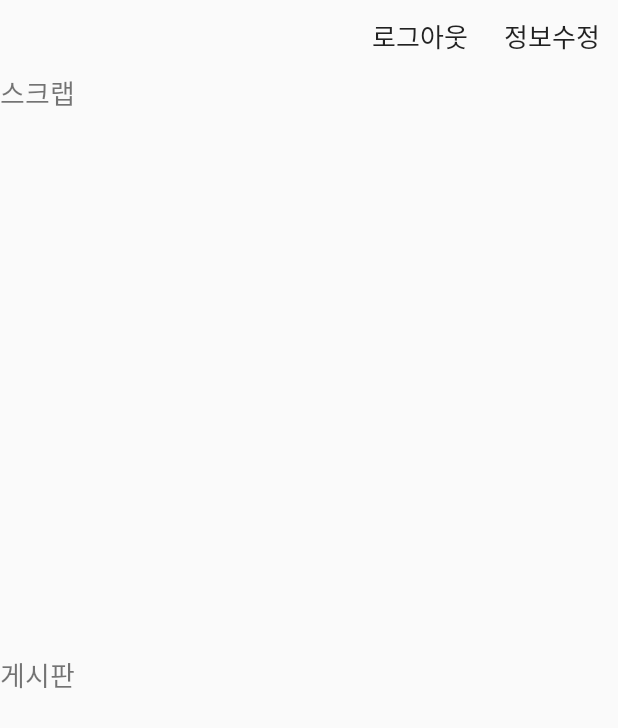
After one commit to Algamja/TT, an Android app: the MypageActivity screen opened directly, with no data from a screen before it, on a phone screen of 412 x 824 dp. The commit adds this screen. Shown: the top 728 px of the screen. Run offline under Robolectric (Android 15) with nearby library versions, the phone set to English and light mode, and no system bars.

Commit message:
마이페이지 대충이랑 버튼 나랑 싸운거 화해함

```diff
--- a/app/src/main/AndroidManifest.xml
+++ b/app/src/main/AndroidManifest.xml
@@ -22,6 +22,7 @@
         <activity android:name=".WelcomeActivity"/>
         <activity android:name=".LoginActivity"/>
         <activity android:name=".FindIdPwActivity"/>
+        <activity android:name=".MypageActivity"/>
     </application>
 
 </manifest>
--- a/app/src/main/java/com/example/jmkim/nomad/MainActivity.java
+++ b/app/src/main/java/com/example/jmkim/nomad/MainActivity.java
@@ -27,28 +27,29 @@ public class MainActivity extends AppCompatActivity {
 
     TabHost tabHost;
     LocalActivityManager mLocalActivityManager;
-    Button btn_sign, btn_login, btn_logout;
+    Button btn_sign, btn_login, btn_logout, btn_mypage;
 
     @Override
     protected void onCreate(Bundle savedInstanceState) {
         super.onCreate(savedInstanceState);
         setContentView(R.layout.activity_main);
 
-        ViewPager pager=(ViewPager)findViewById(R.id.main_vp);
+        ViewPager pager = (ViewPager) findViewById(R.id.main_vp);
         FragmentManager fm = getSupportFragmentManager();
         FragmentPageAdapter pageAdapter = new FragmentPageAdapter(fm);
         pager.setAdapter(pageAdapter); //스와이프 부분 끝
 
         initTabs(savedInstanceState);
 
-        btn_sign=(Button)findViewById(R.id.main_btn_sign);
-        btn_login=(Button)findViewById(R.id.main_btn_login);
-        btn_logout=(Button)findViewById(R.id.main_btn_logout); //main 로그인, 회원가입 버튼
+        btn_sign = (Button) findViewById(R.id.main_btn_sign);
+        btn_login = (Button) findViewById(R.id.main_btn_login);
+        btn_logout = (Button) findViewById(R.id.main_btn_logout); //main 로그인, 회원가입 버튼
+        btn_mypage = (Button) findViewById(R.id.main_btn_mypage);
 
         btn_sign.setOnClickListener(new View.OnClickListener() {
             @Override
             public void onClick(View view) {
-                Intent intent = new Intent(getApplicationContext(),SigninActivity.class);
+                Intent intent = new Intent(getApplicationContext(), SigninActivity.class);
                 startActivity(intent);
             }
         }); //sign버튼 눌렸을 때 intent
@@ -56,8 +57,8 @@ public class MainActivity extends AppCompatActivity {
         btn_login.setOnClickListener(new View.OnClickListener() {
             @Override
             public void onClick(View view) {
-                Intent intent = new Intent(getApplicationContext(),LoginActivity.class);
-                startActivityForResult(intent,0);
+                Intent intent = new Intent(getApplicationContext(), LoginActivity.class);
+                startActivityForResult(intent, 0);
             }
         }); //login버튼 눌렸을 때 intent
 
@@ -66,6 +67,14 @@ public class MainActivity extends AppCompatActivity {
             public void onClick(View view) {
                 btn_logout.setVisibility(View.GONE);
                 btn_login.setVisibility(View.VISIBLE);
+            }
+        });
+
+        btn_mypage.setOnClickListener(new View.OnClickListener() {
+            @Override
+            public void onClick(View v) {
+                Intent intent = new Intent(getApplicationContext(), MypageActivity.class);
+                startActivity(intent);
             }
         });
 
@@ -83,23 +92,23 @@ public class MainActivity extends AppCompatActivity {
         super.onPause();
     }
 
-    private void initTabs(Bundle savedInstanceState){ //Tab사용하기 위함
-        Resources res=getResources();
-        tabHost=(TabHost)findViewById(android.R.id.tabhost);
-        mLocalActivityManager=new LocalActivityManager(this,false);
+    private void initTabs(Bundle savedInstanceState) { //Tab사용하기 위함
+        Resources res = getResources();
+        tabHost = (TabHost) findViewById(android.R.id.tabhost);
+        mLocalActivityManager = new LocalActivityManager(this, false);
         mLocalActivityManager.dispatchCreate(savedInstanceState);
         tabHost.setup(mLocalActivityManager);
 
         TabHost.TabSpec spec;
-        spec=tabHost.newTabSpec("Join").setIndicator("파티")
+        spec = tabHost.newTabSpec("Join").setIndicator("파티")
                 .setContent(R.id.main_tab_join);
         tabHost.addTab(spec);
 
-        spec=tabHost.newTabSpec("Review").setIndicator("후기")
+        spec = tabHost.newTabSpec("Review").setIndicator("후기")
                 .setContent(R.id.main_tab_review);
         tabHost.addTab(spec);
 
-        spec=tabHost.newTabSpec("Free").setIndicator("자유")
+        spec = tabHost.newTabSpec("Free").setIndicator("자유")
                 .setContent(R.id.main_tab_free);
         tabHost.addTab(spec);
 
@@ -108,11 +117,13 @@ public class MainActivity extends AppCompatActivity {
 
     @Override
     protected void onActivityResult(int requestCode, int resultCode, Intent data) {
-        if(resultCode==RESULT_OK){
-            int Log_val=data.getIntExtra("LOG",0);
-            if(Log_val==1){
+        if (resultCode == RESULT_OK) {
+            int Log_val = data.getIntExtra("LOG", 0);
+            if (Log_val == 1) {
                 btn_logout.setVisibility(View.VISIBLE);
                 btn_login.setVisibility(View.GONE);
+                btn_sign.setVisibility(View.GONE);
+                btn_mypage.setVisibility(View.VISIBLE);
             }
         }
     }
--- /dev/null
+++ b/app/src/main/java/com/example/jmkim/nomad/MypageActivity.java
@@ -0,0 +1,30 @@
+package com.example.jmkim.nomad;
+
+import android.app.Activity;
+import android.content.Intent;
+import android.os.Bundle;
+import android.support.annotation.Nullable;
+import android.view.View;
+import android.widget.Button;
+
+public class MypageActivity extends Activity {
+
+    Button btn_logout, btn_infofix;
+
+    @Override
+    protected void onCreate(@Nullable Bundle savedInstanceState) {
+        super.onCreate(savedInstanceState);
+        setContentView(R.layout.mypage);
+
+        btn_logout=(Button)findViewById(R.id.mainbtn_logout);
+        btn_infofix=(Button)findViewById(R.id.mainbtn_infofix);
+
+        btn_logout.setOnClickListener(new View.OnClickListener() {
+            @Override
+            public void onClick(View v) {
+                Intent intent=new Intent(getApplicationContext(), MainActivity.class);
+                startActivity(intent);
+            }
+        });
+    }
+}
--- a/app/src/main/res/layout/activity_main.xml
+++ b/app/src/main/res/layout/activity_main.xml
@@ -12,6 +12,18 @@
         android:gravity="right"
 
         android:background="@android:color/white">
+
+        <Button
+            android:layout_width="wrap_content"
+            android:layout_height="wrap_content"
+            android:id="@+id/main_btn_mypage"
+
+            android:background="#00ff0000"
+            android:text="마이페이지"
+            android:textSize="17dp"
+
+            android:visibility="gone">
+        </Button>
 
         <Button
             android:layout_width="wrap_content"
--- /dev/null
+++ b/app/src/main/res/layout/mypage.xml
@@ -0,0 +1,84 @@
+<?xml version="1.0" encoding="utf-8"?>
+<LinearLayout
+    xmlns:android="http://schemas.android.com/apk/res/android"
+    android:layout_width="match_parent"
+    android:layout_height="match_parent"
+    android:orientation="vertical">
+
+    <LinearLayout
+        android:layout_width="wrap_content"
+        android:layout_height="wrap_content"
+        android:orientation="horizontal"
+        android:layout_gravity="right">
+
+        <Button
+            android:id="@+id/mainbtn_logout"
+            android:layout_width="wrap_content"
+            android:layout_height="wrap_content"
+            android:layout_gravity="right"
+
+            android:background="#00ff0000"
+            android:text="로그아웃"
+            android:textSize="17dp"></Button>
+
+        <Button
+            android:id="@+id/mainbtn_infofix"
+            android:layout_width="wrap_content"
+            android:layout_height="wrap_content"
+            android:layout_gravity="right"
+
+            android:background="#00ff0000"
+            android:text="정보수정"
+            android:textSize="17dp"></Button>
+
+    </LinearLayout>
+
+    <TextView
+        android:id="@+id/scrap_title"
+        android:layout_width="wrap_content"
+        android:layout_height="wrap_content"
+        android:background="#00ff0000"
+        android:text="스크랩"
+        android:textSize="18sp" />
+
+    <ScrollView
+        android:id="@+id/scrap_scroll"
+        android:layout_width="wrap_content"
+        android:layout_height="wrap_content"
+        android:fillViewport="true"
+        android:layout_weight="1">
+
+        <ListView
+            android:id="@+id/listview"
+            android:layout_width="match_parent"
+            android:layout_height="wrap_content"
+            android:listSelector="@android:color/transparent">
+
+        </ListView>
+    </ScrollView>
+
+    <TextView
+        android:id="@+id/board_title"
+        android:layout_width="wrap_content"
+        android:layout_height="wrap_content"
+        android:background="#00ff0000"
+        android:text="게시판"
+        android:textSize="18sp" />
+
+    <ScrollView
+        android:id="@+id/board_scroll"
+        android:layout_width="wrap_content"
+        android:layout_height="wrap_content"
+        android:fillViewport="true"
+        android:layout_weight="1">
+
+        <ListView
+            android:id="@+id/listview2"
+            android:layout_width="wrap_content"
+            android:layout_height="wrap_content"
+            android:listSelector="@android:color/transparent">
+
+        </ListView>
+    </ScrollView>
+
+</LinearLayout>
```
